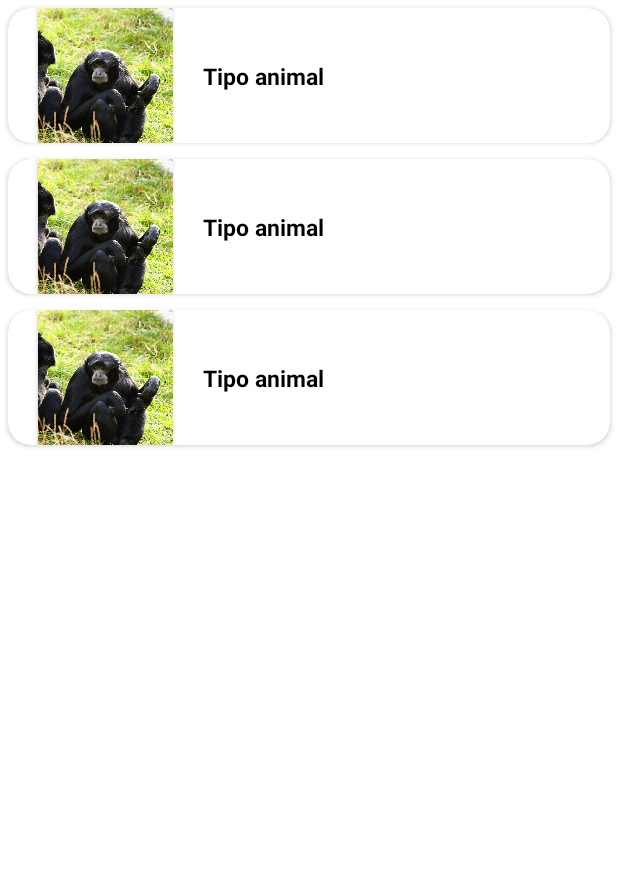
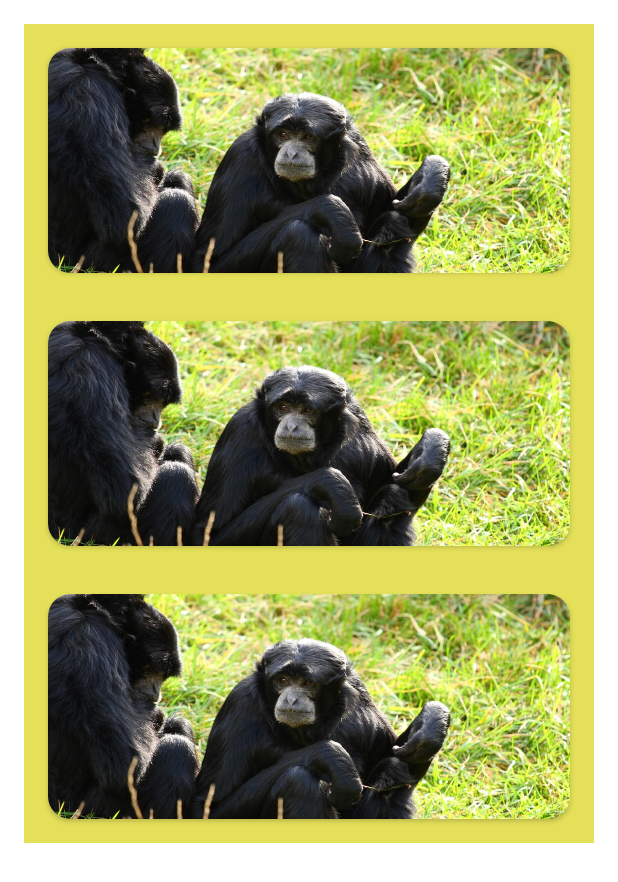
Before and after one commit to 28drico/ProjetoFinal_ZOO, an Android app: the layout fragment_lista_favorito.xml on its own in the app's theme, with its tools: preview values and no code run, on a phone screen of 412 x 824 dp. Shown: the top 882 px of the screen. Run offline under Robolectric (Android 15) with nearby library versions, the phone set to English and light mode, and no system bars.

Commit message:
Implementar lista animal favorita item

```diff
--- a/app/src/main/java/br/com/zup/projetofinalindividual/data/datasource/local/database/AnimalDatabase.kt
+++ b/app/src/main/java/br/com/zup/projetofinalindividual/data/datasource/local/database/AnimalDatabase.kt
@@ -24,7 +24,7 @@ abstract class AnimalDatabase : RoomDatabase() {
                 val instance = Room.databaseBuilder(
                     context.applicationContext,
                     AnimalDatabase::class.java,
-                    "personagem_database"
+                    "animal_database"
                 ).fallbackToDestructiveMigration()
                     .build()
                 INSTANCE = instance
--- a/app/src/main/java/br/com/zup/projetofinalindividual/ui/listaAnimal/view/AnimalAdapter.kt
+++ b/app/src/main/java/br/com/zup/projetofinalindividual/ui/listaAnimal/view/AnimalAdapter.kt
@@ -14,10 +14,10 @@ class AnimalAdapter(
 
 
     class ViewHolder(val binding: ListaAnimalItemBinding) : RecyclerView.ViewHolder(binding.root) {
-        fun showAnimal(animalResult:AnimalResponseItem) {
-            Picasso.get().load(animalResult.imageLink)
+        fun showAnimal(animal:AnimalResponseItem) {
+            Picasso.get().load(animal.imageLink)
                 .into(binding.ivItemImage)
-            binding.tvTipoAnimal.text = animalResult.name
+            binding.tvTipoAnimal.text = animal.name
         }
     }
 
--- a/app/src/main/res/layout/fragment_lista_animal.xml
+++ b/app/src/main/res/layout/fragment_lista_animal.xml
@@ -18,7 +18,4 @@
         app:layout_constraintTop_toTopOf="parent"
         tools:listitem="@layout/lista_animal_item"/>
 
-
-
-
 </androidx.constraintlayout.widget.ConstraintLayout>
--- a/app/src/main/res/layout/fragment_lista_favorito.xml
+++ b/app/src/main/res/layout/fragment_lista_favorito.xml
@@ -1,24 +1,29 @@
 <?xml version="1.0" encoding="utf-8"?>
-<androidx.constraintlayout.widget.ConstraintLayout
+<ScrollView
     xmlns:android="http://schemas.android.com/apk/res/android"
+    xmlns:app="http://schemas.android.com/apk/res-auto"
     xmlns:tools="http://schemas.android.com/tools"
-    xmlns:app="http://schemas.android.com/apk/res-auto"
-    android:layout_width="match_parent"
-    android:layout_height="match_parent"
+    android:layout_width="wrap_content"
+    android:layout_height="wrap_content"
+    android:background="@color/amarelo"
+    android:layout_margin="@dimen/size_16dp"
     tools:context=".ui.listaFavorito.view.ListaFavoritoFragment">
+
+    <androidx.constraintlayout.widget.ConstraintLayout
+        android:layout_width="wrap_content"
+        android:layout_height="wrap_content">
 
     <androidx.recyclerview.widget.RecyclerView
         android:id="@+id/rvFavorite"
         android:layout_width="match_parent"
-        android:layout_height="0dp"
+        android:layout_height="wrap_content"
+        android:scaleType="centerCrop"
         app:layout_constraintBottom_toBottomOf="parent"
         app:layout_constraintEnd_toEndOf="parent"
         app:layout_constraintStart_toStartOf="parent"
         app:layout_constraintTop_toTopOf="parent"
-        tools:listitem="@layout/lista_animal_item"
-        >
-    </androidx.recyclerview.widget.RecyclerView>
+        tools:listitem="@layout/lista_animal_favorito_item" />
 
+    </androidx.constraintlayout.widget.ConstraintLayout>
 
-
-</androidx.constraintlayout.widget.ConstraintLayout>
+    </ScrollView>
--- /dev/null
+++ b/app/src/main/res/layout/lista_animal_favorito_item.xml
@@ -0,0 +1,31 @@
+<?xml version="1.0" encoding="utf-8"?>
+<androidx.cardview.widget.CardView
+    xmlns:android="http://schemas.android.com/apk/res/android"
+    xmlns:app="http://schemas.android.com/apk/res-auto"
+    app:cardCornerRadius="@dimen/size_15dp"
+    android:layout_width="match_parent"
+    android:layout_height="wrap_content"
+    android:layout_margin="@dimen/size_16dp"
+    android:id="@+id/cvListaAnimalFavorito">
+
+        <androidx.constraintlayout.widget.ConstraintLayout
+            android:layout_width="wrap_content"
+            android:layout_height="wrap_content"
+            >
+
+            <ImageView
+                android:id="@+id/ivItemImage"
+                android:layout_width="match_parent"
+                android:layout_height="150dp"
+                android:contentDescription="@string/imagem_animal"
+                android:scaleType="centerCrop"
+                android:src="@drawable/hylobates_syndactylus"
+                app:layout_constraintBottom_toBottomOf="parent"
+                app:layout_constraintEnd_toEndOf="parent"
+                app:layout_constraintStart_toStartOf="parent"
+                app:layout_constraintTop_toTopOf="parent" />
+
+
+
+        </androidx.constraintlayout.widget.ConstraintLayout>
+</androidx.cardview.widget.CardView>
--- a/app/src/main/res/layout/lista_animal_item.xml
+++ b/app/src/main/res/layout/lista_animal_item.xml
@@ -2,7 +2,6 @@
 <androidx.cardview.widget.CardView
     xmlns:android="http://schemas.android.com/apk/res/android"
     xmlns:app="http://schemas.android.com/apk/res-auto"
-    xmlns:tools="http://schemas.android.com/tools"
     app:cardCornerRadius="@dimen/size_15dp"
     android:layout_margin="@dimen/size_5dp"
     android:layout_width="match_parent"
@@ -27,6 +26,7 @@
                 android:id="@+id/ivItemImage"
                 android:layout_width="@dimen/size_90dp"
                 android:layout_height="@dimen/size_90dp"
+                android:contentDescription="@string/imagem_animal"
                 android:scaleType="centerCrop"
                 android:src="@drawable/hylobates_syndactylus" />
 
--- a/app/src/main/res/values/strings.xml
+++ b/app/src/main/res/values/strings.xml
@@ -18,4 +18,5 @@
     <string name="dieta">Dieta</string>
     <string name="faixa_geografia">Faixa geografia</string>
     <string name="icone_de_coracao_sem_cor">Icone de coração sem cor</string>
+    <string name="imagem_animal">Imagem animal</string>
 </resources>
```
Also changed, not shown: app/src/main/java/br/com/zup/projetofinalindividual/ui/listaAnimal/view/ListaAnimalFragment.kt (+2 -6 lines), app/src/main/java/br/com/zup/projetofinalindividual/ui/listaFavorito/view/ListaFavoritoAdapter.kt (+4 -5 lines), app/src/main/java/br/com/zup/projetofinalindividual/ui/listaFavorito/view/ListaFavoritoFragment.kt (+41 -40 lines).
